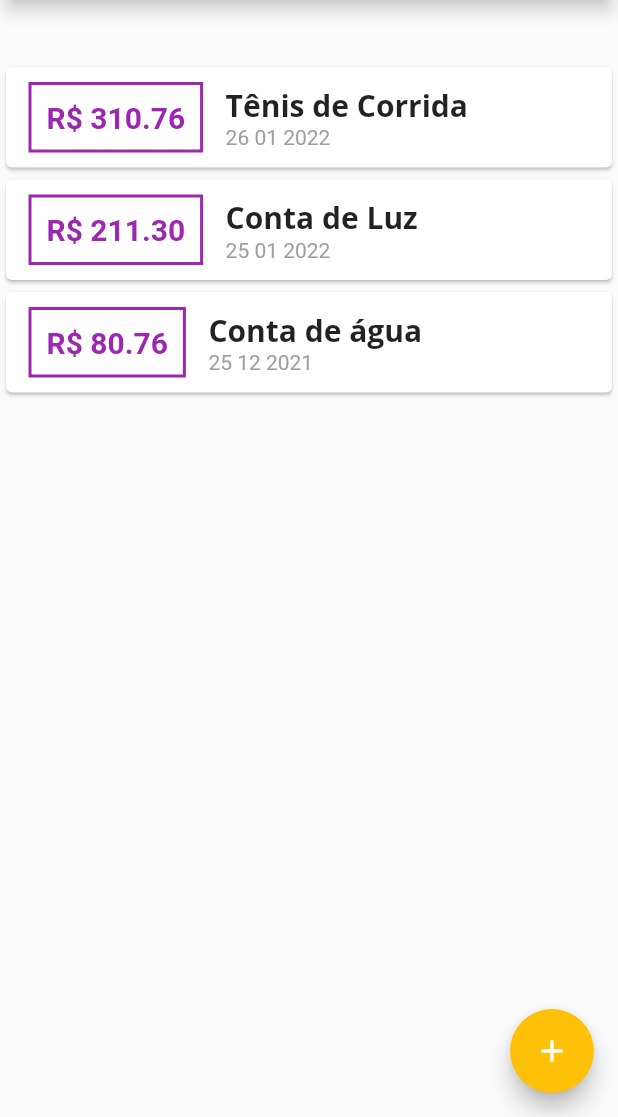
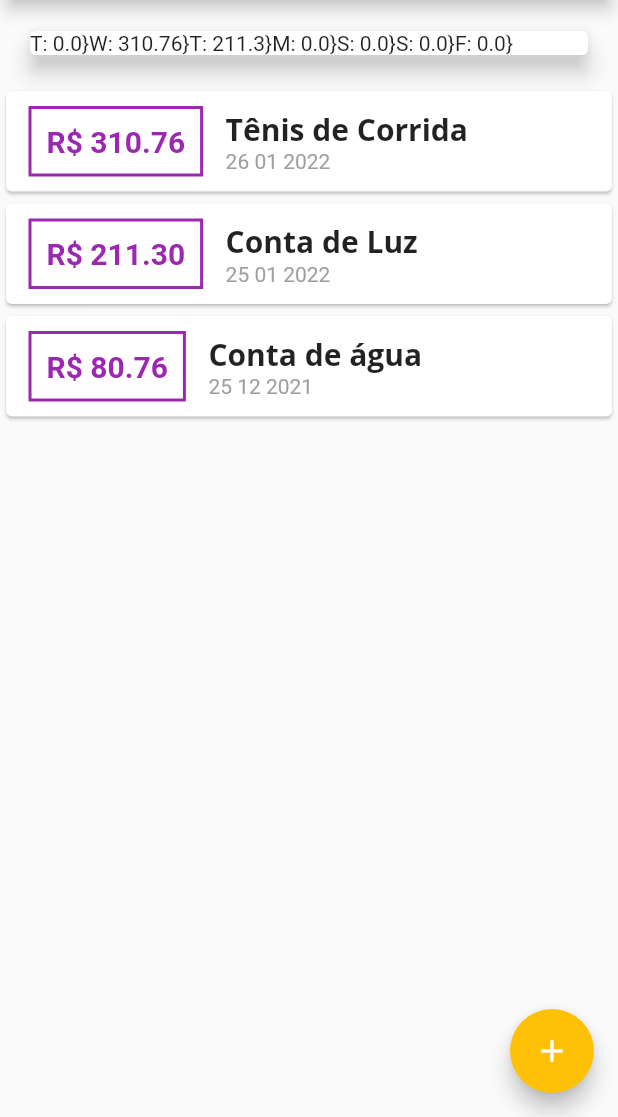
Before and after one commit to samueljml/personal-expenses, a Flutter app: the screen it shows after launch, on a phone screen of 412 x 824 dp, the part 119-1236 px from its top. Run offline on Flutter 3.47's test engine with Material 2 defaults, Android fonts, the phone set to English and light mode, and no system bars.

Commit message:
Show transaction on chart

```diff
--- a/lib/components/chart.dart
+++ b/lib/components/chart.dart
@@ -25,9 +25,6 @@ class Chart extends StatelessWidget {
         }
       }
 
-      print(DateFormat.E().format(weekDay)[0]);
-      print(totalSum);
-
       return {
         'day': DateFormat.E().format(weekDay)[0],
         'value': totalSum,
@@ -41,7 +38,9 @@ class Chart extends StatelessWidget {
       elevation: 6,
       margin: const EdgeInsets.all(20),
       child: Row(
-        children: const [],
+        children: groupedTransactions
+            .map((tr) => Text('${tr['day']}: ${tr['value']}}'))
+            .toList(),
       ),
     );
   }
```
